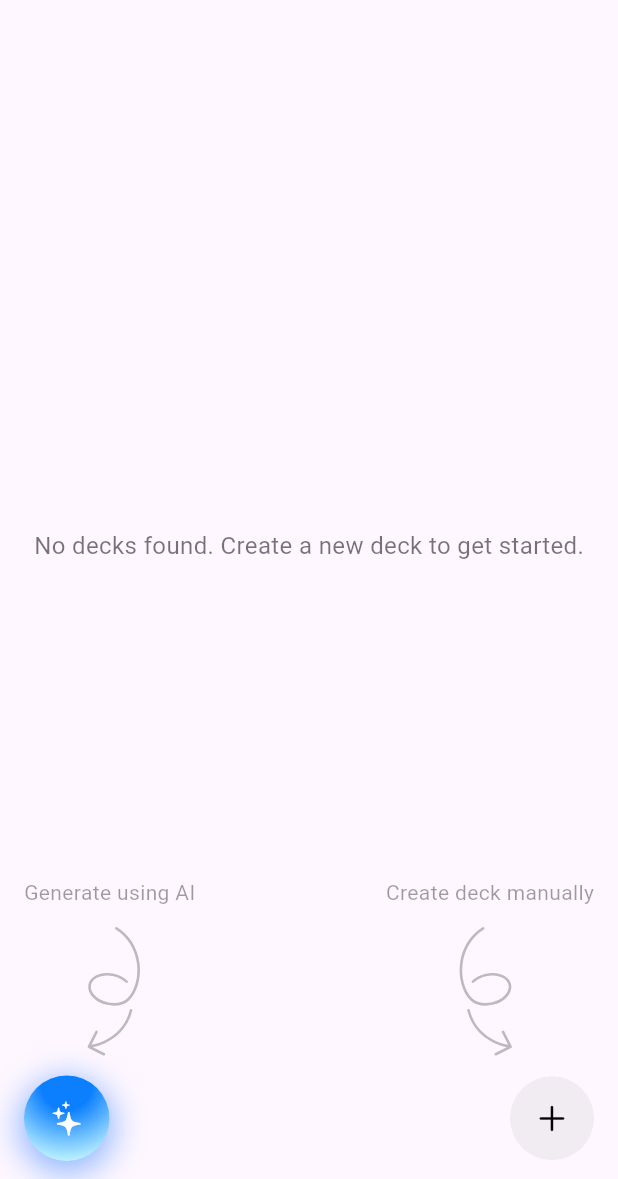
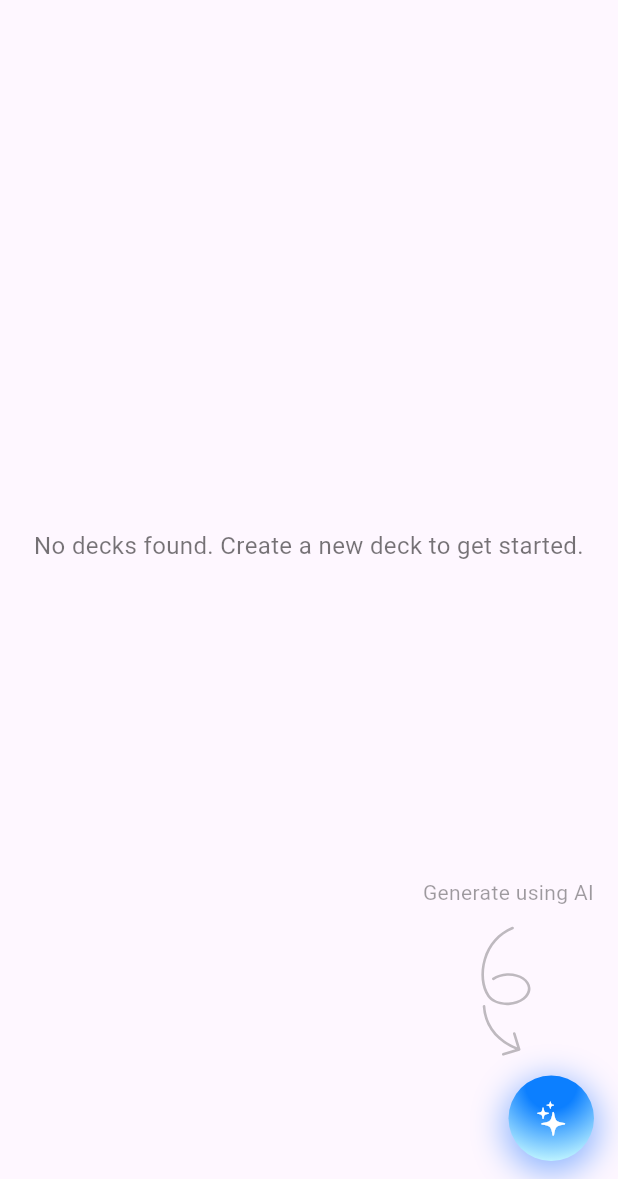
Before and after one commit to synergyboat/flashcard-ai-app-cross-platform, a Flutter app: the screen it shows after launch, on a phone screen of 412 x 824 dp, the part 57-1236 px from its top. Run offline on Flutter 3.47's test engine with Material 3 defaults, Android fonts, the phone set to English and light mode, and no system bars; our stand-ins replace floor, flutter_dotenv, flutter_svg, get_it, go_router, logger and 1 more; missing offline and left inert: dart_openai; accounts and stored records are empty; generated files the repository leaves out were written again.

Commit message:
Refactors home screen and action bar
Improves the layout of the home screen for better presentation of information.

Replaces the leading button in the bottom action bar and ensures a minimum size for action bar items to avoid layout issues.

```diff
--- a/flutter/lib/presentation/components/bars/flashcard_bottom_action_bar.dart
+++ b/flutter/lib/presentation/components/bars/flashcard_bottom_action_bar.dart
@@ -26,9 +26,9 @@ class FlashcardBottomActionBar extends StatelessWidget implements PreferredSizeW
       child: Row(
         mainAxisAlignment: MainAxisAlignment.spaceBetween,
         children: [
-          if (leading != null) leading!,
-          if (center != null) center!,
-          if (trailing != null) trailing!,
+          if (leading != null) leading! else const SizedBox(width: 16.0, height: 16.0),
+          if (center != null) center! else const SizedBox(width: 16.0, height: 16.0),
+          if (trailing != null) trailing! else const SizedBox(width: 16.0, height: 16.0),
         ],
       ),
     );
--- a/flutter/lib/presentation/screens/home/home_screen.dart
+++ b/flutter/lib/presentation/screens/home/home_screen.dart
@@ -61,17 +61,12 @@ class _HomeScreenState extends State<HomeScreen> {
   Widget build(BuildContext context) {
     return Scaffold(
       bottomNavigationBar: FlashcardBottomActionBar(
-          leading: AIButton(
+        trailing:AIButton(
             onPressed: () {
               _logger.i("AI button pressed");
-             context.push("/ai_generate_deck");
+              context.push("/ai_generate_deck");
             }
-          ),
-        trailing: AddButton(
-          onPressed: () {
-            _logger.i("AI button pressed");
-            context.push("/ai_generate_deck");
-          })
+        ),
       ),
       appBar: FlashcardAppBar(),
       body: SafeArea(
@@ -83,6 +78,7 @@ class _HomeScreenState extends State<HomeScreen> {
               Center(
                 child: Text(
                   "No decks found. Create a new deck to get started.",
+                  textAlign: TextAlign.center,
                   style: TextStyle(fontSize: 16, color: Colors.black54),
                 ),
               ),
@@ -91,9 +87,10 @@ class _HomeScreenState extends State<HomeScreen> {
                 child: IntrinsicHeight(
                   child: Row(
                     children: [
-                      Expanded(
+                      Expanded(child: const SizedBox(width: 16)),
+                      IntrinsicWidth(
                         child: Align(
-                          alignment: Alignment.centerLeft,
+                          alignment: Alignment.centerRight,
                           child: Column(
                             children: [
                               Text(
@@ -104,7 +101,8 @@ class _HomeScreenState extends State<HomeScreen> {
                               Transform(
                                   alignment: Alignment.center,
                                   transform: Matrix4.identity()
-                                    ..rotateZ(pi / 2.5),
+                                    ..scale(-1.0, 1.0)
+                                    ..rotateZ(pi / 2.9),
                                   child: Column(
                                     children: [
                                       Opacity(
@@ -116,34 +114,6 @@ class _HomeScreenState extends State<HomeScreen> {
                                         ),
                                       ),
                                     ],
-                                  )
-                              )
-                            ],
-                          ),
-                        ),
-                      ),
-                      Expanded(
-                        child: Align(
-                          alignment: Alignment.centerRight,
-                          child: Column(
-                            children: [
-                              Text(
-                                "Create deck manually",
-                                style: TextStyle(fontSize: 14, color: Colors.black38),
-                              ),
-                              const SizedBox(height: 16),
-                              Transform(
-                                  alignment: Alignment.center,
-                                  transform: Matrix4.identity()
-                                    ..scale(-1.0, 1.0)
-                                    ..rotateZ(pi / 2.5),
-                                  child: Opacity(
-                                    opacity: 0.25,
-                                    child: SvgPicture.asset(
-                                      'assets/svg/curved-arrow.svg',
-                                      height: 80,
-                                      semanticsLabel: 'Squiggly Arrow',
-                                    ),
                                   )
                               )
                             ],
```
